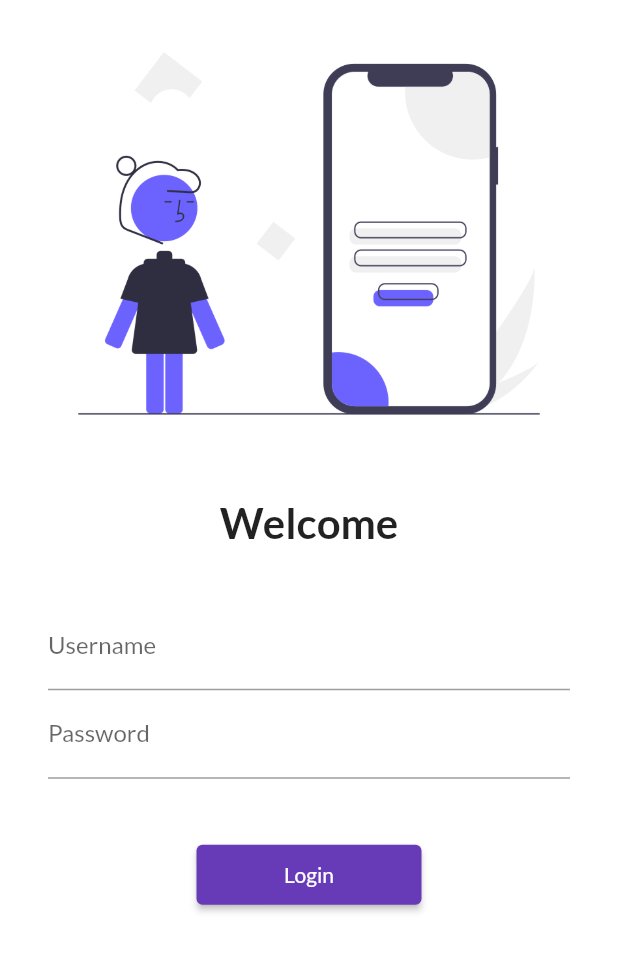
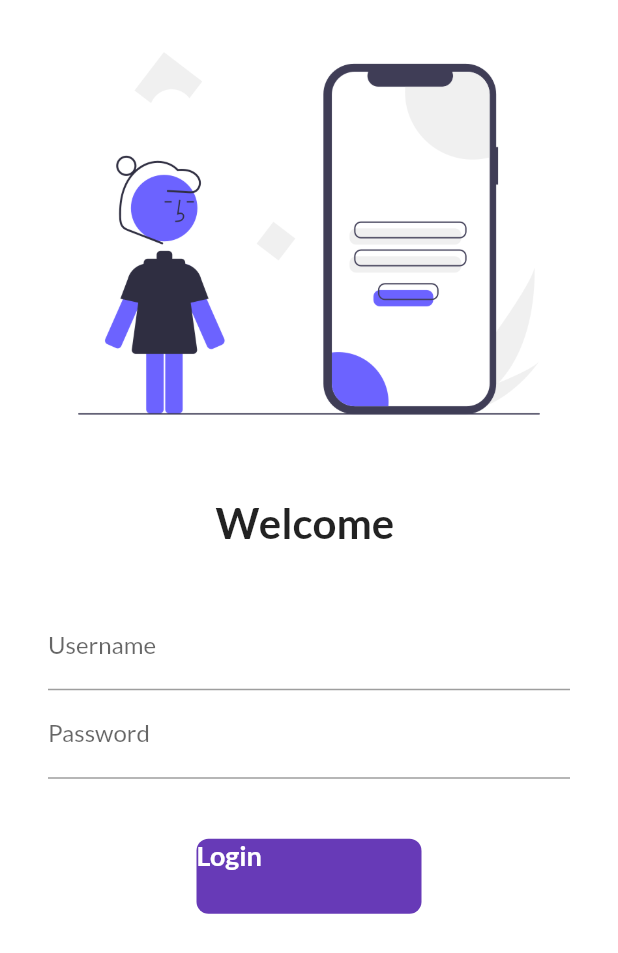
Before and after one commit to ayyysh04/Catalog_app, a Flutter app: the screen it shows after launch, on a phone screen of 412 x 824 dp. Shown: the top 953 px of the screen. Run offline on Flutter 3.47's test engine with Material 2 defaults, Android fonts, the phone set to English and light mode, and no system bars; our stand-ins replace google_fonts.

Commit message:
Added animated button

```diff
--- a/lib/pages/login_page.dart
+++ b/lib/pages/login_page.dart
@@ -2,7 +2,20 @@
 import 'package:flutter_catalog/utils/routes.dart';
 
 //class is a blueprint and copy of blueprint is object
-class LoginPage extends StatelessWidget {
+//We have made this class statefull as we are implemeting welcome+what user type in username
+//This will change the state of the widget and required to be load again and again when user inputs
+class LoginPage extends StatefulWidget {
+  @override
+  _LoginPageState createState() => _LoginPageState();
+}
+
+//Underscore berfore LoginPageState means making it private
+//Means this login class cannot be used by anything outsite of this file
+class _LoginPageState extends State<
+    LoginPage> //This state class enable us to refresh this widget/screen
+{
+  String name = "";
+  bool changeButton = false;
   @override
   Widget build(BuildContext context) {
     return Material(
@@ -22,7 +35,7 @@
               height: 20.0,
             ), //gives particular type of box which is blank
             Text(
-              "Welcome",
+              "Welcome $name",
               style: TextStyle(
                 fontSize: 28,
                 fontWeight: FontWeight.bold,
@@ -36,10 +49,20 @@
                   const EdgeInsets.symmetric(vertical: 16.0, horizontal: 32.0),
               child: Column(
                 children: [
+                  //Here textformfield is also a statefull widget as it is extend to stateful widget(ctrl+click on it to see)
+                  //This means every widget can maintain its own state (statefull/stateless)
+                  //This result in overall speeed improvement in app as if we make full app statefull then every thing will be created again and agian on that few change which are not even nessary
                   TextFormField(
-                    decoration: InputDecoration(
-                        hintText: "Enter username", labelText: "Username"),
-                  ),
+                      decoration: InputDecoration(
+                          hintText: "Enter username", labelText: "Username"),
+                      onChanged: (value) {
+                        name = value;
+                        setState(
+                            () {}); //This setstate call this build function again when user input/on change and redraws the screen
+                      } //This onchaged will give a callback of type string whenever there is a change/input from user
+                      //value is the argument which is the input in text form field and this variable name can be anyhing
+                      //this value is then stored in name
+                      ),
                   TextFormField(
                     decoration: InputDecoration(
                         hintText: "Enter password", labelText: "Password"),
@@ -48,13 +71,50 @@
                   SizedBox(
                     height: 40.0,
                   ),
-                  ElevatedButton(
-                    child: Text("Login"),
-                    style: TextButton.styleFrom(minimumSize: Size(150, 40)),
-                    onPressed: () {
-                      //Naviagtor is used to link the routes and navigate it from one page to another
+                  // ElevatedButton(
+                  //   child: Text("Login"),
+                  //   style: TextButton.styleFrom(minimumSize: Size(150, 40)),
+                  //   onPressed: () {
+                  //     //Naviagtor is used to link the routes and navigate it from one page to another
+                  //     Navigator.pushNamed(context, MyRoutes.homeRoute);
+                  //   },
+                  // )
+                  //Now We will see animated button
+                  //two make a any widget clickable there are two methods:
+                  //1.wrap it with justerdetector (no animation)
+                  //2.wrap it wiht inkwell (animated)
+                  InkWell(
+                    onTap: () async {
+                      setState(() {
+                        changeButton = true;
+                      });
+
+                      //await will make it wait for that durataion and also to make await work the function should be async in which it is used
+                      await Future.delayed(Duration(seconds: 1));
                       Navigator.pushNamed(context, MyRoutes.homeRoute);
                     },
+                    child: AnimatedContainer(
+                      duration: Duration(seconds: 1),
+                      width: changeButton ? 50 : 150,
+                      height: 50,
+                      // color: Colors.deepPurple,
+                      // We cannot use color at two place i.e here and in decoration
+                      child: changeButton
+                          ? Icon(Icons.done)
+                          : Text(
+                              "Login",
+                              style: TextStyle(
+                                  color: Colors.white,
+                                  fontWeight: FontWeight.bold,
+                                  fontSize: 18),
+                            ),
+                      decoration: BoxDecoration(
+                          color: Colors.deepPurple,
+                          // shape: changeButton ? BoxShape.circle : BoxShape.rectangle,
+                          //Box shape and border radius cannot be used together
+                          borderRadius:
+                              BorderRadius.circular(changeButton ? 50 : 8)),
+                    ),
                   )
                 ],
               ),
```
